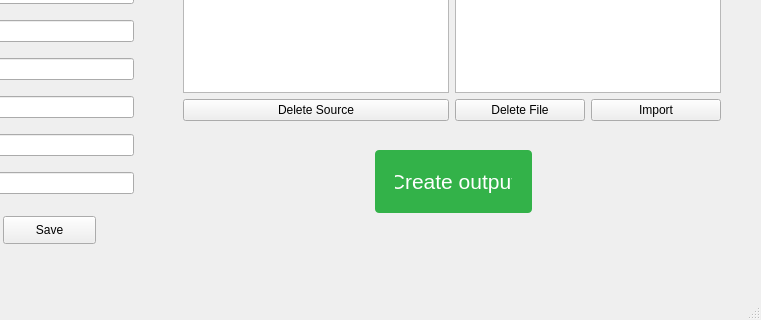
First picture: the form in src/uiFile.ui, repository andrewh1011/project_elevate, before the edit; both pictures show x 167 to 928 and y 174 to 494 of the 928 by 494 pixel window.
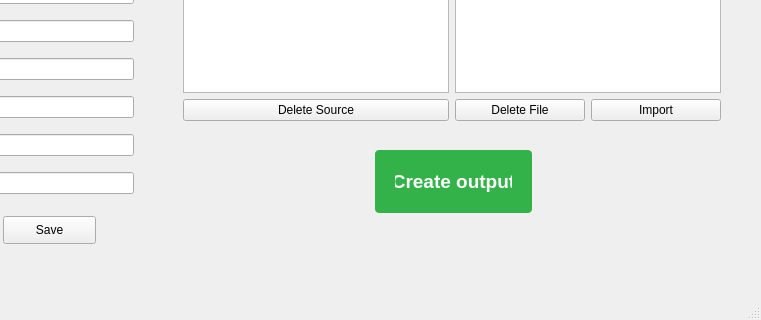
Second picture: the form after the edit.

Commit message: UI font sizing

What changed in the file:
```diff
--- a/src/uiFile.ui
+++ b/src/uiFile.ui
@@ -63,9 +63,9 @@
     <property name="geometry">
      <rect>
       <x>320</x>
-      <y>410</y>
+      <y>399</y>
       <width>601</width>
-      <height>20</height>
+      <height>41</height>
      </rect>
     </property>
     <property name="font">
@@ -95,9 +95,9 @@
     </property>
     <property name="font">
      <font>
-      <pointsize>16</pointsize>
-      <weight>50</weight>
-      <bold>false</bold>
+      <pointsize>14</pointsize>
+      <weight>75</weight>
+      <bold>true</bold>
      </font>
     </property>
     <property name="styleSheet">
```
The commit also changes 1 other file.
